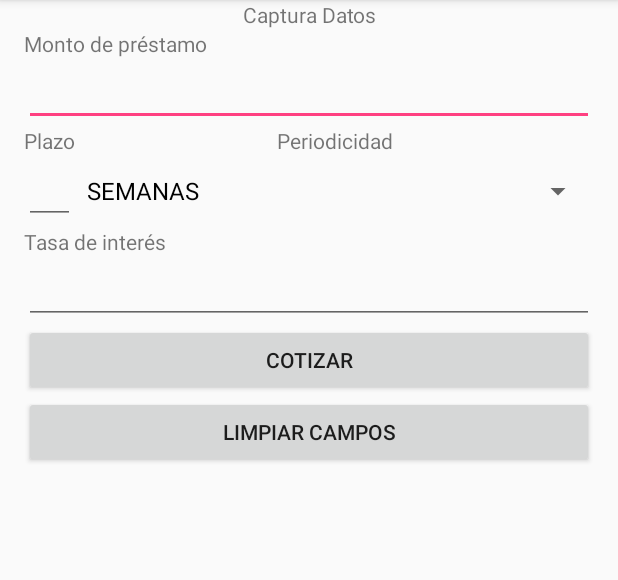
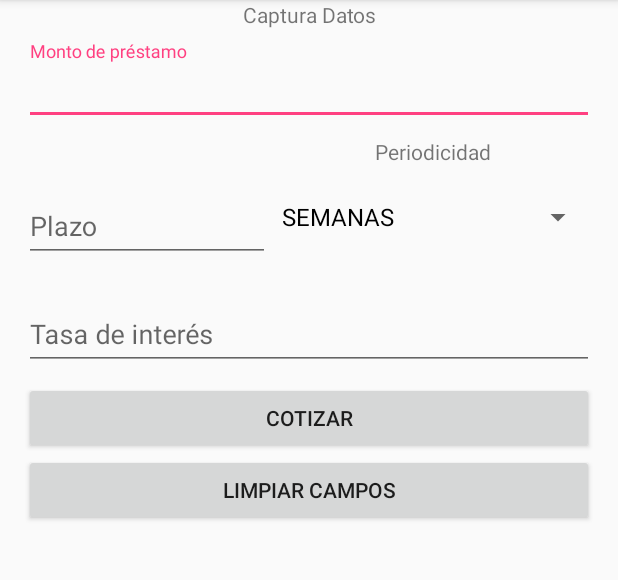
Before and after one commit to mgonzalez121690/NotariaDigital, an Android app: the CotizaPrestamoActivity screen opened directly, with no data from a screen before it, on a phone screen of 412 x 824 dp, the part 84-664 px from its top. Run offline under Robolectric (Android 15) with nearby library versions, the phone set to English and light mode, and no system bars; our stand-ins replace ButterKnife.

Commit message:
Fix de cálculo de pagos. Fix look & feel de cotización.

```diff
--- a/app/src/main/res/layout/activity_cotiza_prestamo.xml
+++ b/app/src/main/res/layout/activity_cotiza_prestamo.xml
@@ -12,7 +12,22 @@
         android:text="@string/captura_datos"
         android:gravity="center_horizontal" />
 
-    <TextView
+    <!-- Monto Label-->
+    <android.support.design.widget.TextInputLayout
+        android:layout_width="match_parent"
+        android:layout_height="wrap_content"
+        android:layout_marginTop="8dp"
+        android:layout_marginBottom="8dp">
+        <EditText
+            android:id="@+id/txt_monto"
+            android:layout_width="match_parent"
+            android:layout_height="wrap_content"
+            android:inputType="number"
+            android:hint="@string/monto_prestamo"/>
+
+    </android.support.design.widget.TextInputLayout>
+
+    <!-- <TextView
         android:layout_width="match_parent"
         android:layout_height="wrap_content"
         android:text="@string/monto_prestamo"/>
@@ -20,7 +35,7 @@
     <EditText
         android:id="@+id/txtMonto"
         android:layout_width="match_parent"
-        android:layout_height="wrap_content"/>
+        android:layout_height="wrap_content"/> -->
 
     <TableLayout
         android:layout_width="match_parent"
@@ -28,22 +43,38 @@
         android:stretchColumns="2">
 
         <TableRow>
-            <TextView
-                android:layout_column="1"
-                android:text="@string/plazo_prestamo"
-                android:textAlignment="center"
-                />
+
             <TextView
                 android:layout_column="2"
+                android:layout_width="wrap_content"
+                android:layout_height="wrap_content"
                 android:text="@string/periodicidad_pago"
                 android:textAlignment="center"
                 />
         </TableRow>
 
         <TableRow>
-            <EditText
-                android:layout_column="1"
-                android:id="@+id/txtPlazo"/>
+
+                <!--<EditText
+                    android:id="@+id/txt_plazo"
+                    android:layout_width="match_parent"
+                    android:layout_height="wrap_content"
+                    android:inputType="textEmailAddress"
+                    android:hint="@string/plazo_prestamo"/>-->
+            <android.support.design.widget.TextInputLayout
+                android:layout_width="match_parent"
+                android:layout_height="wrap_content"
+                android:layout_marginBottom="8dp"
+                android:layout_marginTop="8dp">
+
+                <EditText
+                    android:id="@+id/txt_plazo"
+                    android:layout_width="164dp"
+                    android:layout_height="wrap_content"
+                    android:hint="@string/plazo_prestamo"
+                    android:inputType="number" />
+
+            </android.support.design.widget.TextInputLayout>
 
             <Spinner
                 android:layout_column="2"
@@ -54,8 +85,21 @@
 
 
     </TableLayout>
+    <!-- Monto Label-->
+    <android.support.design.widget.TextInputLayout
+        android:layout_width="match_parent"
+        android:layout_height="wrap_content"
+        android:layout_marginTop="8dp"
+        android:layout_marginBottom="8dp">
+        <EditText
+            android:id="@+id/txt_tasa_interes"
+            android:layout_width="match_parent"
+            android:layout_height="wrap_content"
+            android:inputType=""
+            android:hint="@string/tasa_interes"/>
 
-    <TextView
+    </android.support.design.widget.TextInputLayout>
+    <!--<TextView
         android:layout_width="match_parent"
         android:layout_height="wrap_content"
         android:text="@string/tasa_interes"
@@ -64,7 +108,7 @@
         android:id="@+id/txt_tasa_interes"
         android:layout_width="match_parent"
         android:layout_height="wrap_content"
-        />
+        />-->
     <Button
         android:id="@+id/btn_realizar_cotizacion"
         android:layout_width="match_parent"
```
Also changed, not shown: app/src/main/java/com/maveware/notariadigital/controller/CotizaPrestamoActivity.java (+71 -19 lines), app/src/main/java/com/maveware/notariadigital/dao/table/PersonaTable.java (+24 -4 lines), app/src/main/java/com/maveware/notariadigital/helper/DBHelper.java (+36 -4 lines), app/src/main/java/com/maveware/notariadigital/helper/UtileriasHelper.java (+14 -0 lines).
